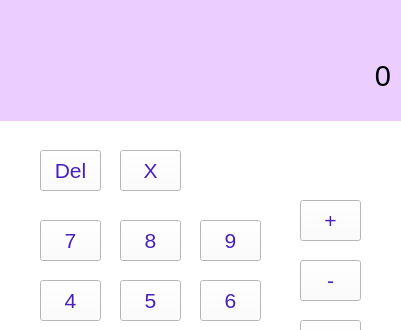
First picture: the form in telaCalculadora.ui, repository meninamaria/projeto-Calculadora, before the edit; both pictures show x 0 to 401 and y 0 to 330 of the 401 by 535 pixel window.
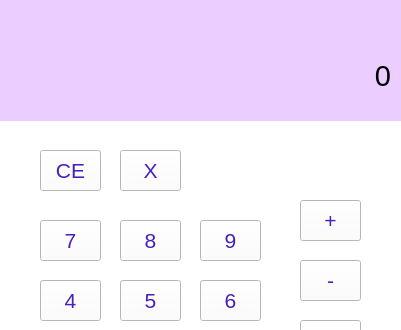
Second picture: the form after the edit.

Commit message: corrigido parte3

```diff
--- a/telaCalculadora.ui
+++ b/telaCalculadora.ui
@@ -442,7 +442,7 @@
     <string notr="true">color: rgb(71, 32, 186);</string>
    </property>
    <property name="text">
-    <string>Del</string>
+    <string>CE</string>
    </property>
   </widget>
   <widget class="QPushButton" name="button_Apagar">
```
Left out of the diff: 4 changed lines with no effect on the pictures. The commit also changes 1 other file.
